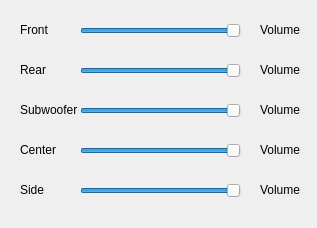
First picture: the form in widget.ui, repository mrbindraw/DemoVolume, before the edit.
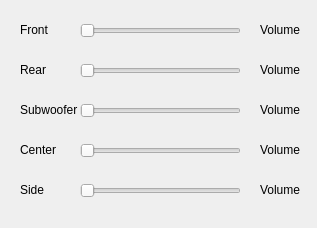
Second picture: the form after the edit.

Commit message: Updated widget ui: sliders, set default value to 0

The edit to the form file:
```diff
--- a/widget.ui
+++ b/widget.ui
@@ -38,7 +38,7 @@
     <number>100</number>
    </property>
    <property name="value">
-    <number>100</number>
+    <number>0</number>
    </property>
    <property name="orientation">
     <enum>Qt::Orientation::Horizontal</enum>
@@ -96,7 +96,7 @@
     <number>100</number>
    </property>
    <property name="value">
-    <number>100</number>
+    <number>0</number>
    </property>
    <property name="orientation">
     <enum>Qt::Orientation::Horizontal</enum>
@@ -154,7 +154,7 @@
     <number>100</number>
    </property>
    <property name="value">
-    <number>100</number>
+    <number>0</number>
    </property>
    <property name="orientation">
     <enum>Qt::Orientation::Horizontal</enum>
@@ -199,7 +199,7 @@
     <number>100</number>
    </property>
    <property name="value">
-    <number>100</number>
+    <number>0</number>
    </property>
    <property name="orientation">
     <enum>Qt::Orientation::Horizontal</enum>
@@ -244,7 +244,7 @@
     <number>100</number>
    </property>
    <property name="value">
-    <number>100</number>
+    <number>0</number>
    </property>
    <property name="orientation">
     <enum>Qt::Orientation::Horizontal</enum>
```
